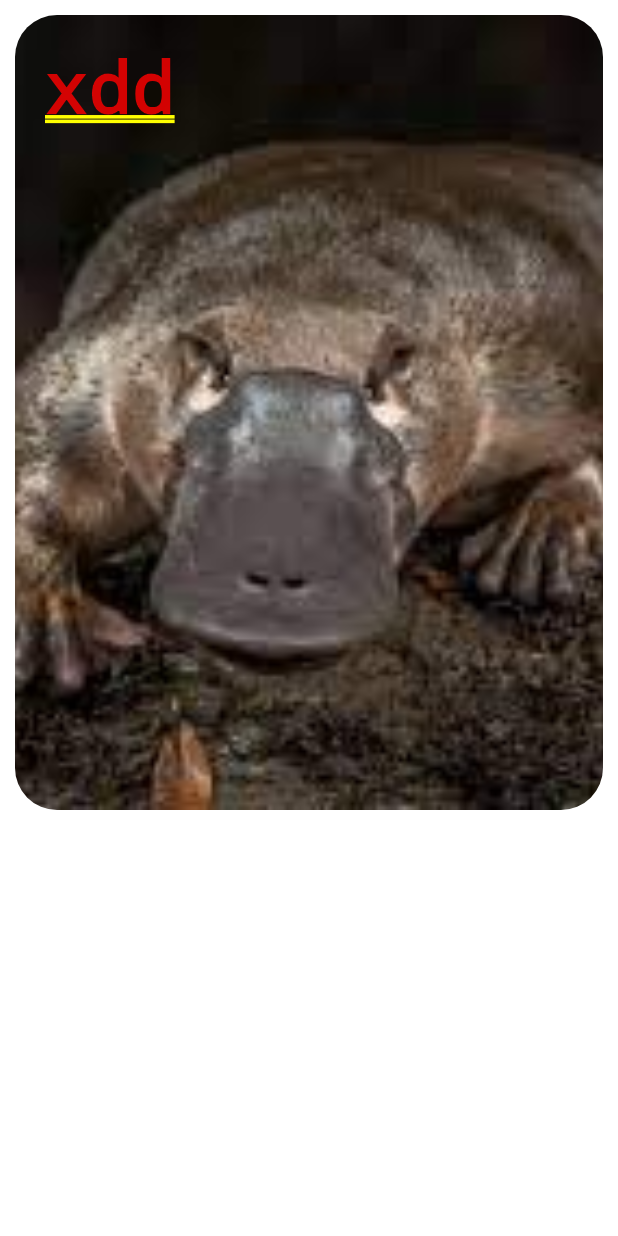
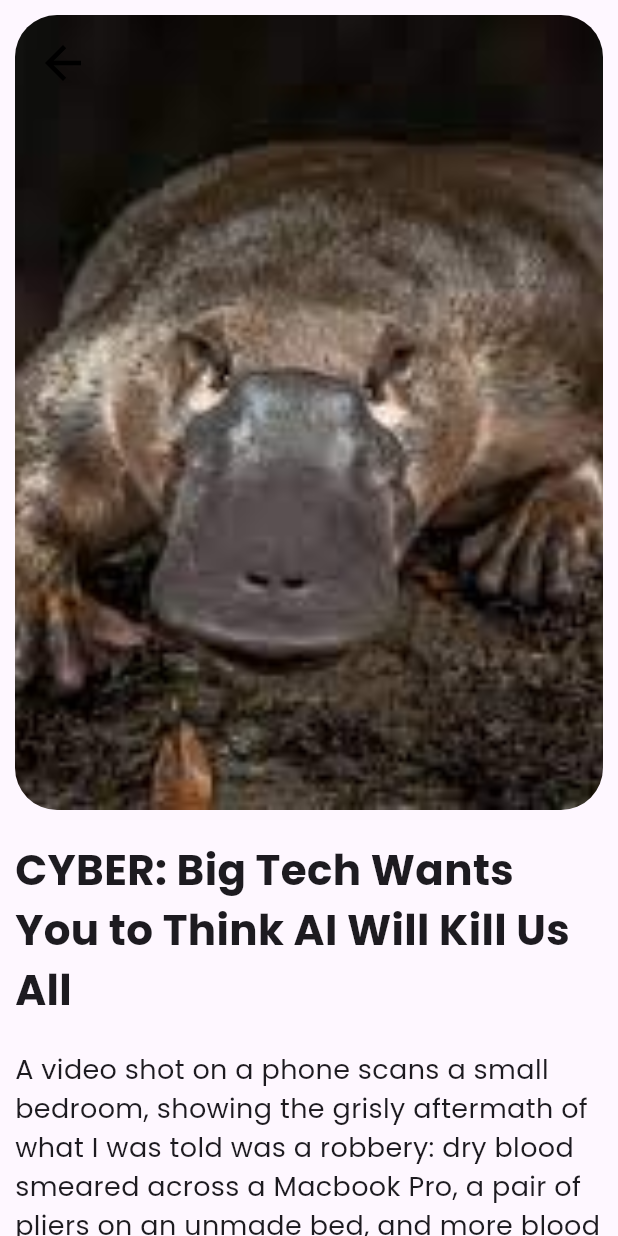
Before and after one commit to patricianagy/trial_app, a Flutter app: the screen it shows after launch, after a tap on "3 perc", on a phone screen of 412 x 824 dp. Run offline on Flutter 3.47's test engine with Material 2 defaults, Android fonts, the phone set to English and light mode, and no system bars; our stand-ins replace flutter_svg, google_fonts.

Commit message:
created article page

```diff
--- a/lib/main.dart
+++ b/lib/main.dart
@@ -13,7 +13,6 @@ class MyApp extends StatelessWidget {
     return MaterialApp(
       title: 'Trial app',
       theme: ThemeData(
-        colorScheme: ColorScheme.fromSeed(seedColor: Colors.deepPurple),
         useMaterial3: true,
       ),
       home: const DashboardPage(),
--- a/lib/pages/article_page.dart
+++ b/lib/pages/article_page.dart
@@ -12,11 +12,15 @@ class ArticlePage extends StatefulWidget {
 class _ArticlePageState extends State<ArticlePage> {
   @override
   Widget build(BuildContext context) {
-    return Padding(
+    return SafeArea(
+        child: Scaffold(
+            body: SingleChildScrollView(
+                child: Padding(
                     padding: const EdgeInsets.all(10),
                     child: Column(
                       children: [
                         Container(
+                          alignment: Alignment.topLeft,
                           padding: const EdgeInsets.all(20),
                           height: 530,
                           width: MediaQuery.of(context).size.width,
@@ -25,9 +29,37 @@ class _ArticlePageState extends State<ArticlePage> {
                                 image: AssetImage("assets/images/platypus.jpg"),
                                 fit: BoxFit.cover,
                               ),
-                    borderRadius: BorderRadius.all(Radius.circular(28))),
-                child: Text("xdd")),
+                              borderRadius:
+                                  BorderRadius.all(Radius.circular(28))),
+                          child: GestureDetector(
+                              onTap: () {
+                                Navigator.of(context).pop();
+                              },
+                              child: SvgPicture.asset(
+                                  'assets/images/back_btn.svg',
+                                  height: 24,
+                                  width: 24,
+                                  fit: BoxFit.scaleDown)),
+                        ),
+                        const SizedBox(
+                          height: 20,
+                        ),
+                        Text(
+                            'CYBER: Big Tech Wants You to Think AI Will Kill Us All',
+                            style: GoogleFonts.poppins(
+                                textStyle: const TextStyle(
+                                    fontSize: 28,
+                                    fontWeight: FontWeight.bold))),
+                        const SizedBox(
+                          height: 20,
+                        ),
+                        Text(
+                            'A video shot on a phone scans a small bedroom, showing the grisly aftermath of what I was told was a robbery: dry blood smeared across a Macbook Pro, a pair of pliers on an unmade bed, and more blood speckled across the floor and walls. A set of photos show a young man in his underwear, restrained with zip ties on his wrists and a small syringe of what one person claimed was heroin. The boy’s captors threatened to inject him with it unless he handed over his cryptocurrency.',
+                            style: GoogleFonts.poppins(
+                                textStyle: const TextStyle(
+                              fontSize: 18,
+                            ))),
                       ],
-        ));
+                    )))));
   }
 }
--- a/lib/pages/dashboard.dart
+++ b/lib/pages/dashboard.dart
@@ -13,7 +13,8 @@ class DashboardPage extends StatefulWidget {
 class _DashboardPageState extends State<DashboardPage> {
   @override
   Widget build(BuildContext context) {
-    return Scaffold(
+    return SafeArea(
+        child: Scaffold(
       appBar: AppBar(
         toolbarHeight: 70,
         backgroundColor: Colors.white,
@@ -115,6 +116,6 @@ class _DashboardPageState extends State<DashboardPage> {
               )),
         ],
       ),
-    );
+    ));
   }
 }
```
Also changed, not shown: assets/images/back_btn.svg (added). Lines whose indentation alone changed are shown as unchanged.
